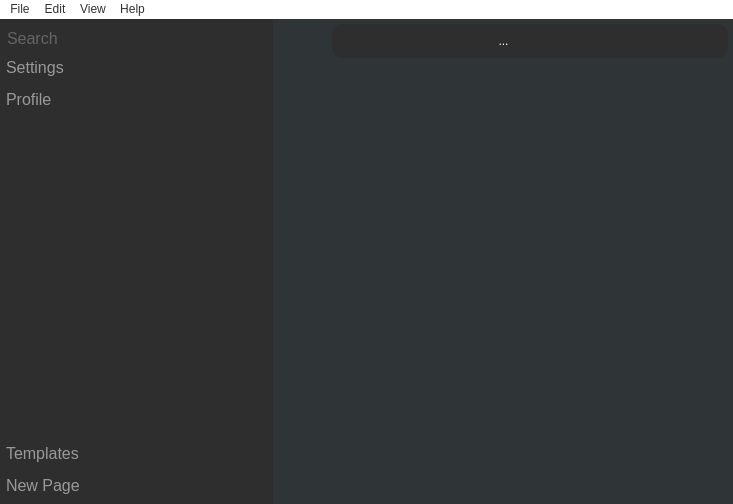
This is mainwindow.ui in alvi-khan/Marshal as Qt 5 draws it before an edit. The edited form follows.
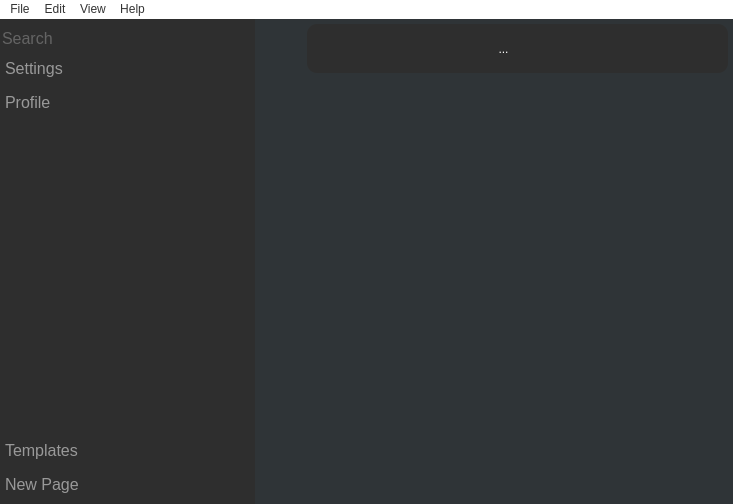
This is the edited form. Icons and pictures are not drawn. Custom widgets are drawn as their Qt base class.

Commit message:
Fixed mainwindow error.
Mistakenly placed wrong file in previous commit. Replaced with correct one.

Patch:
```diff
--- a/mainwindow.ui
+++ b/mainwindow.ui
@@ -40,9 +40,16 @@
     <bool>true</bool>
    </property>
    <property name="styleSheet">
-    <string notr="true">QPushButton:hover { background-color: red; 
-border: 1px solid red;
-}</string>
+    <string notr="true">QFrame { color: rgb(153, 153, 153); background-color: rgb(46, 46, 46); }
+QSplitter { background-color: rgb(47, 52, 55); }
+QFrame#mainPageFrame { color: rgb(153, 153, 153); background-color: rgb(47, 52, 55); }
+QToolButton { background-color: rgb(46, 46, 46); padding: 5px 5px 5px 5px; }
+QToolButton:hover { background-color: #3E3E3E;  }
+QPushButton { background-color: rgb(46, 46, 46); padding: 5px 5px 5px 5px; border-radius: 0px; }
+QPushButton:hover { background-color: #3E3E3E;  }
+
+QTreeView::item:selected{background-color: #4E4D4D; }
+QTreeView::item:hover:!selected{background-color: #3E3E3E;}</string>
    </property>
    <layout class="QVBoxLayout" name="verticalLayout_5">
     <property name="spacing">
@@ -69,7 +76,7 @@
        </sizepolicy>
       </property>
       <property name="styleSheet">
-       <string notr="true">background-color: rgb(47, 52, 55);</string>
+       <string notr="true"/>
       </property>
       <property name="orientation">
        <enum>Qt::Horizontal</enum>
@@ -79,15 +86,17 @@
       </property>
       <widget class="QFrame" name="frame">
        <property name="styleSheet">
-        <string notr="true">color: rgb(153, 153, 153);
-background-color: rgb(46, 46, 46);</string>
+        <string notr="true"/>
        </property>
        <layout class="QVBoxLayout" name="verticalLayout_3">
         <property name="spacing">
          <number>5</number>
         </property>
         <property name="leftMargin">
-         <number>5</number>
+         <number>0</number>
+        </property>
+        <property name="rightMargin">
+         <number>0</number>
         </property>
         <property name="bottomMargin">
          <number>5</number>
@@ -123,10 +132,6 @@
          </widget>
         </item>
         <item>
-         <layout class="QHBoxLayout" name="horizontalLayout">
-          <item>
-           <layout class="QVBoxLayout" name="verticalLayout">
-            <item>
              <widget class="QPushButton" name="settingsButton">
               <property name="enabled">
                <bool>true</bool>
@@ -145,7 +150,6 @@
               </property>
               <property name="styleSheet">
                <string notr="true">color: rgb(153, 153, 153);
-background-color: rgb(46, 46, 46);
 Text-align: left;</string>
               </property>
               <property name="text">
@@ -156,7 +160,7 @@
                 <normaloff>:/Icons/Resources/Icons/Settings.svg</normaloff>:/Icons/Resources/Icons/Settings.svg</iconset>
               </property>
               <property name="flat">
-               <bool>true</bool>
+           <bool>false</bool>
               </property>
              </widget>
             </item>
@@ -179,7 +183,6 @@
               </property>
               <property name="styleSheet">
                <string notr="true">color: rgb(153, 153, 153);
-background-color: rgb(46, 46, 46);
 Text-align: left;</string>
               </property>
               <property name="text">
@@ -190,26 +193,9 @@
                 <normaloff>:/Icons/Resources/Icons/Profile.svg</normaloff>:/Icons/Resources/Icons/Profile.svg</iconset>
               </property>
               <property name="flat">
-               <bool>true</bool>
-              </property>
-             </widget>
-            </item>
-           </layout>
-          </item>
-          <item>
-           <spacer name="horizontalSpacer">
-            <property name="orientation">
-             <enum>Qt::Horizontal</enum>
-            </property>
-            <property name="sizeHint" stdset="0">
-             <size>
-              <width>40</width>
-              <height>20</height>
-             </size>
-            </property>
-           </spacer>
-          </item>
-         </layout>
+           <bool>false</bool>
+          </property>
+         </widget>
         </item>
         <item>
          <widget class="QTreeView" name="sideBar">
@@ -244,10 +230,6 @@
          </widget>
         </item>
         <item>
-         <layout class="QHBoxLayout" name="horizontalLayout_2">
-          <item>
-           <layout class="QVBoxLayout" name="verticalLayout_2">
-            <item>
              <widget class="QPushButton" name="templatesButton">
               <property name="font">
                <font>
@@ -257,7 +239,6 @@
               </property>
               <property name="styleSheet">
                <string notr="true">color: rgb(153, 153, 153);
-background-color: rgb(46, 46, 46);
 Text-align: left;</string>
               </property>
               <property name="text">
@@ -268,7 +249,7 @@
                 <normaloff>:/Icons/Resources/Icons/Templates.svg</normaloff>:/Icons/Resources/Icons/Templates.svg</iconset>
               </property>
               <property name="flat">
-               <bool>true</bool>
+           <bool>false</bool>
               </property>
              </widget>
             </item>
@@ -282,9 +263,7 @@
               </property>
               <property name="styleSheet">
                <string notr="true">color: rgb(153, 153, 153);
-background-color: rgb(46, 46, 46);
-Text-align: left;
-</string>
+Text-align: left;</string>
               </property>
               <property name="text">
                <string>New Page</string>
@@ -294,40 +273,50 @@
                 <normaloff>:/Icons/Resources/Icons/New Page.svg</normaloff>:/Icons/Resources/Icons/New Page.svg</iconset>
               </property>
               <property name="flat">
-               <bool>true</bool>
-              </property>
-             </widget>
-            </item>
-           </layout>
-          </item>
-          <item>
-           <spacer name="horizontalSpacer_2">
-            <property name="orientation">
-             <enum>Qt::Horizontal</enum>
-            </property>
-            <property name="sizeHint" stdset="0">
-             <size>
-              <width>40</width>
-              <height>20</height>
-             </size>
-            </property>
-           </spacer>
-          </item>
-         </layout>
+           <bool>false</bool>
+          </property>
+         </widget>
         </item>
        </layout>
       </widget>
       <widget class="QWidget" name="layoutWidget">
-       <layout class="QVBoxLayout" name="verticalLayout_4" stretch="0,0,0">
+       <layout class="QVBoxLayout" name="verticalLayout_4" stretch="0">
         <property name="spacing">
-         <number>10</number>
+         <number>0</number>
         </property>
         <property name="sizeConstraint">
          <enum>QLayout::SetMinimumSize</enum>
         </property>
         <property name="leftMargin">
+         <number>0</number>
+        </property>
+        <property name="bottomMargin">
+         <number>0</number>
+        </property>
+        <item>
+         <widget class="QFrame" name="mainPageFrame">
+          <property name="frameShape">
+           <enum>QFrame::NoFrame</enum>
+          </property>
+          <property name="frameShadow">
+           <enum>QFrame::Plain</enum>
+          </property>
+          <property name="lineWidth">
+           <number>0</number>
+          </property>
+          <layout class="QVBoxLayout" name="verticalLayout_8">
+           <property name="spacing">
          <number>10</number>
         </property>
+           <property name="leftMargin">
+            <number>10</number>
+           </property>
+           <property name="topMargin">
+            <number>0</number>
+           </property>
+           <property name="rightMargin">
+            <number>0</number>
+           </property>
         <property name="bottomMargin">
          <number>10</number>
         </property>
@@ -371,7 +360,7 @@
             </property>
             <property name="styleSheet">
              <string notr="true">border-radius: 10px;
-background-color: rgb(46, 46, 46);
+
 color: rgb(255, 255, 255);</string>
             </property>
             <property name="frameShape">
@@ -382,7 +371,7 @@
             </property>
             <layout class="QHBoxLayout" name="horizontalLayout_4" stretch="0,0,0,0,0,0,0,0">
              <property name="spacing">
-              <number>15</number>
+                 <number>0</number>
              </property>
              <property name="leftMargin">
               <number>10</number>
@@ -398,6 +387,9 @@
              </property>
              <item>
               <widget class="QPushButton" name="subpageButton">
+                  <property name="styleSheet">
+                   <string notr="true">padding: 10px;</string>
+                  </property>
                <property name="text">
                 <string/>
                </property>
@@ -409,6 +401,9 @@
              </item>
              <item>
               <widget class="QPushButton" name="externalFileButton">
+                  <property name="styleSheet">
+                   <string notr="true">padding: 10px;</string>
+                  </property>
                <property name="text">
                 <string/>
                </property>
@@ -429,6 +424,9 @@
                <property name="autoFillBackground">
                 <bool>false</bool>
                </property>
+                  <property name="styleSheet">
+                   <string notr="true">padding: 10px;</string>
+                  </property>
                <property name="inputMethodHints">
                 <set>Qt::ImhNone</set>
                </property>
@@ -452,6 +450,9 @@
              </item>
              <item>
               <widget class="QToolButton" name="shareButton">
+                  <property name="styleSheet">
+                   <string notr="true">padding: 10px;</string>
+                  </property>
                <property name="text">
                 <string>...</string>
                </property>
@@ -464,7 +465,7 @@
              <item>
               <widget class="QPushButton" name="boldButton">
                <property name="styleSheet">
-                <string notr="true">padding: 5px;</string>
+                   <string notr="true">padding: 10px;</string>
                </property>
                <property name="text">
                 <string/>
@@ -480,14 +481,14 @@
                 </size>
                </property>
                <property name="flat">
-                <bool>true</bool>
+                   <bool>false</bool>
                </property>
               </widget>
              </item>
              <item>
               <widget class="QPushButton" name="italicButton">
                <property name="styleSheet">
-                <string notr="true">padding: 5px;</string>
+                   <string notr="true">padding: 10px;</string>
                </property>
                <property name="text">
                 <string/>
@@ -510,7 +511,7 @@
              <item>
               <widget class="QPushButton" name="underlineButton">
                <property name="styleSheet">
-                <string notr="true">padding: 5px;</string>
+                   <string notr="true">padding: 10px;</string>
                </property>
                <property name="text">
                 <string/>
@@ -532,6 +533,9 @@
              </item>
              <item>
               <widget class="QToolButton" name="calendar">
+                  <property name="styleSheet">
+                   <string notr="true">padding: 10px;</string>
+                  </property>
                <property name="text">
                 <string/>
                </property>
@@ -587,6 +591,9 @@
             <verstretch>0</verstretch>
            </sizepolicy>
           </property>
+             <property name="styleSheet">
+              <string notr="true">background-color: rgb(47, 52, 55);</string>
+             </property>
           <property name="frameShape">
            <enum>QFrame::NoFrame</enum>
           </property>
@@ -604,8 +611,8 @@
             <rect>
              <x>0</x>
              <y>0</y>
-             <width>433</width>
-             <height>339</height>
+                <width>432</width>
+                <height>321</height>
             </rect>
            </property>
            <layout class="QVBoxLayout" name="verticalLayout_7">
@@ -682,6 +689,9 @@
         </item>
        </layout>
       </widget>
+        </item>
+       </layout>
+      </widget>
      </widget>
     </item>
    </layout>
```
Left out of the diff: 5 changed lines with no effect on the pictures. Lines whose indentation alone changed are shown as unchanged.
